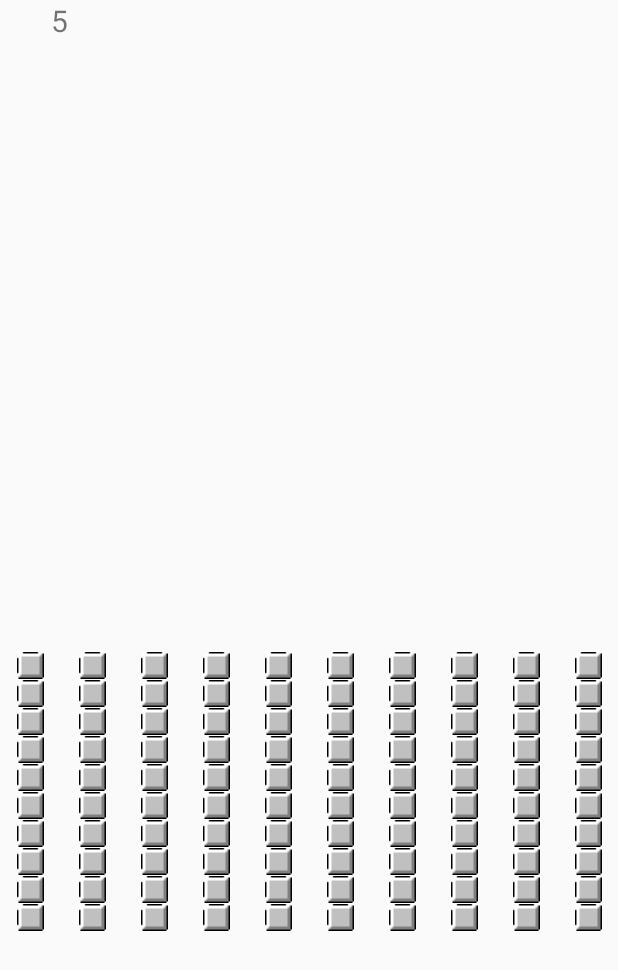
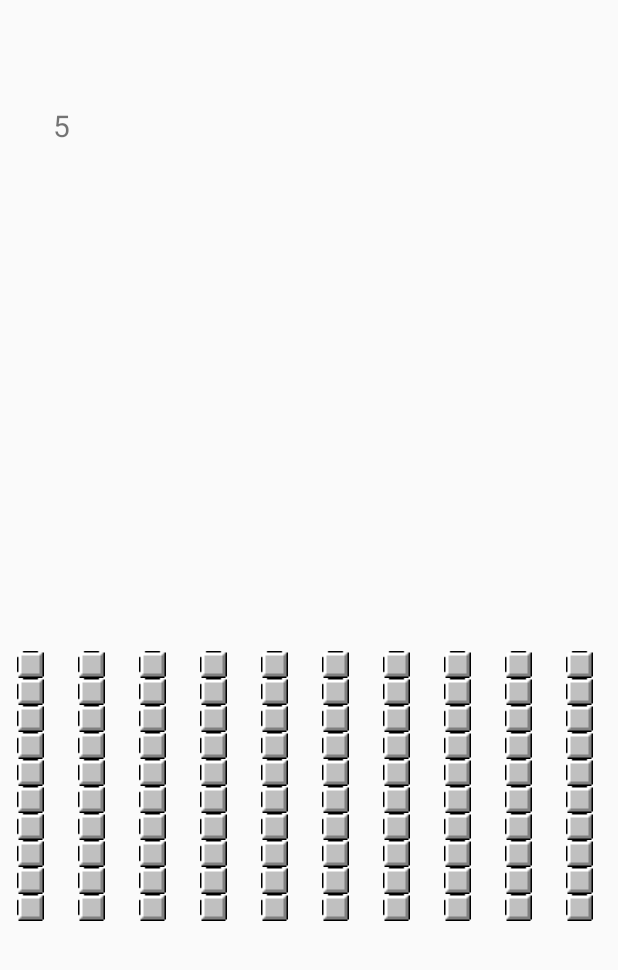
Before and after one commit to GambitBen/MineSweeper, an Android app: the GameActivity screen opened directly, with no data from a screen before it, on a phone screen of 412 x 824 dp. Shown: the top 970 px of the screen. Run offline under Robolectric (Android 15) with nearby library versions, the phone set to English and light mode, and no system bars.

Commit message:
rows and cols fix

```diff
--- a/app/src/main/java/com/example/yorai/minesweeper/GameActivity.java
+++ b/app/src/main/java/com/example/yorai/minesweeper/GameActivity.java
@@ -50,9 +50,8 @@ public class GameActivity extends Activity {
             @Override
             public boolean onItemLongClick(AdapterView<?> adapterView, View view, int i, long l) {
                 MineField field = newGame.getMineField();
-
-                numberOfFlags();//showing the number of flags
-                timerStart();//starting the timer
+                if (field.getItem(i).isClicked())
+                    return false;
 
                 field.getItem(i).setFlag();
                 if(field.getItem(i).isFlagged()){
@@ -64,6 +63,8 @@ public class GameActivity extends Activity {
                 return true;
             }
         });
+        numberOfFlags();//showing the number of flags
+        timerStart();//starting the timer
     }
 
     private void numberOfFlags() {
--- a/app/src/main/java/com/example/yorai/minesweeper/GameLogic/Cell.java
+++ b/app/src/main/java/com/example/yorai/minesweeper/GameLogic/Cell.java
@@ -21,6 +21,10 @@ public class Cell extends android.support.v7.widget.AppCompatImageView {
 
     public boolean isMine() {
         return isMine;
+    }
+
+    public void setMine(boolean mine) {
+        isMine = mine;
     }
 
     public int getNumNerbyMines() {
--- a/app/src/main/java/com/example/yorai/minesweeper/GameLogic/Game.java
+++ b/app/src/main/java/com/example/yorai/minesweeper/GameLogic/Game.java
@@ -30,10 +30,8 @@ public class Game {
     public void clickCell(int position) {
         if(lostGame || wonGame)
             return;
-        int x = position % field.getWidth() - 1;
-        if (x==-1)
-            x=field.getWidth()-1;
-        int y = position / field.getWidth();
+        int y = position % field.getWidth();
+        int x = position / field.getWidth();
         Cell cell = field.getCell(x,y);
         if (!cell.isClicked()) {
             if(cell.isFlagged()){
@@ -65,8 +63,7 @@ public class Game {
             if (i>=0 && i<field.getWidth())
                 for (int j=y-1; j<=y+1; j++){
                     if (j>=0 && j<field.getHeight())
-                        if (j!=y && i!=x)
-                            recursiveFlush(i, j);
+                        recursiveFlush(i, j);
                 }
         }
     }
--- a/app/src/main/java/com/example/yorai/minesweeper/GameLogic/MineField.java
+++ b/app/src/main/java/com/example/yorai/minesweeper/GameLogic/MineField.java
@@ -85,7 +85,7 @@ public class MineField extends BaseAdapter {
                 i = (int) (Math.random() * height);
                 j = (int) (Math.random() * width);
             }while(field[i][j].isMine());
-            field[i][j]=new Cell(context);
+            field[i][j].setMine(true);
             UpdateNerbyCells(i,j);
         }
     }
@@ -95,9 +95,8 @@ public class MineField extends BaseAdapter {
             if (i>=0 && i<field.length)
                 for (int j=y-1; j<=y+1; j++){
                     if (j>=0 && j<field[i].length)
-                        if (j!=y && i!=x)
-                            if (!field[i][j].isMine())
-                                field[i][j].setNumNerbyMine(field[i][j].getNumNerbyMines()+1);
+                        if (!field[i][j].isMine())
+                            field[i][j].setNumNerbyMine(field[i][j].getNumNerbyMines()+1);
                 }
         }
     }
@@ -109,10 +108,8 @@ public class MineField extends BaseAdapter {
 
     @Override
     public Cell getItem(int position) {
-        int x = position % field.length - 1;
-        if (x==-1)
-            x=field.length-1;
-        int y = position / field.length;
+        int y = position % field.length;
+        int x = position / field.length;
         return field[x][y];
     }
 
--- a/app/src/main/res/layout/activity_game.xml
+++ b/app/src/main/res/layout/activity_game.xml
@@ -8,36 +8,29 @@
     android:gravity="end">
 
     <GridView
-        android:layout_width="wrap_content"
-        android:layout_height="409dp"
         android:id = "@+id/gridview"
-        android:columnWidth="90dp"
-        android:numColumns="3"
-        android:verticalSpacing="1dp"
-        android:horizontalSpacing="1dp"
-        android:stretchMode="columnWidth"
-        android:outlineProvider="bounds"
+        android:layout_width="match_parent"
+        android:layout_height="410dp"
         android:gravity="center"
         android:paddingTop="20dp"
         android:layout_alignParentBottom="true"
         android:layout_alignParentStart="true" />
 
     <TextView
-        android:layout_width="wrap_content"
-        android:layout_height="wrap_content"
-        android:id="@+id/Timer"
-        android:textSize="20dp"
-        android:layout_weight="0.14"
-        android:layout_marginEnd="10dp"
-        android:layout_alignParentEnd="true" />
-
-    <TextView
+        android:id="@+id/flagsNumber"
         android:textSize="20dp"
         android:layout_width="wrap_content"
         android:layout_height="wrap_content"
-        android:id="@+id/flagsNumber"
-        android:layout_weight="0.14"
-        android:layout_marginStart="34dp"
+        android:layout_marginStart="35dp"
+        android:layout_marginTop="70dp"
         android:layout_alignParentStart="true" />
 
+    <TextView
+        android:id="@+id/Timer"
+        android:layout_width="wrap_content"
+        android:layout_height="wrap_content"
+        android:textSize="20dp"
+        android:layout_marginEnd="35dp"
+        android:layout_marginTop="70dp"
+        android:layout_alignParentEnd="true" />
 </RelativeLayout>
```
